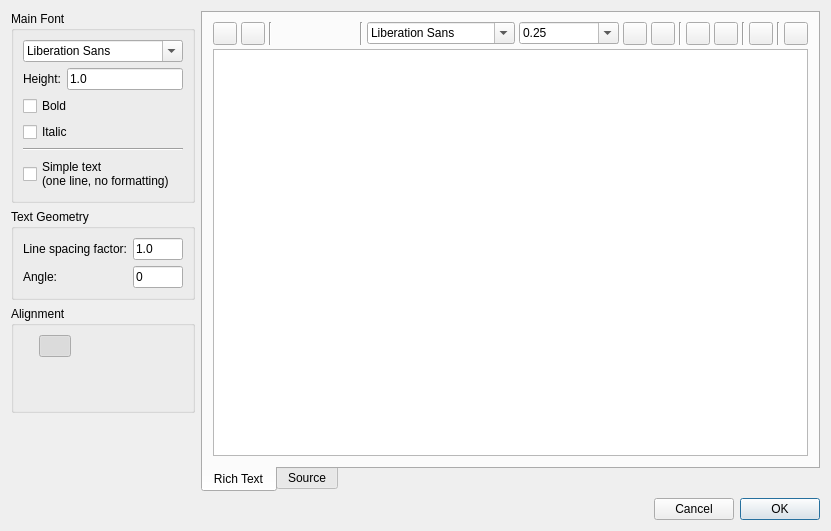
Before: the Qt Designer form scripts/Draw/Text/TextDialog/TextDialog.ui in qcad/qcad, drawn with Qt 5.
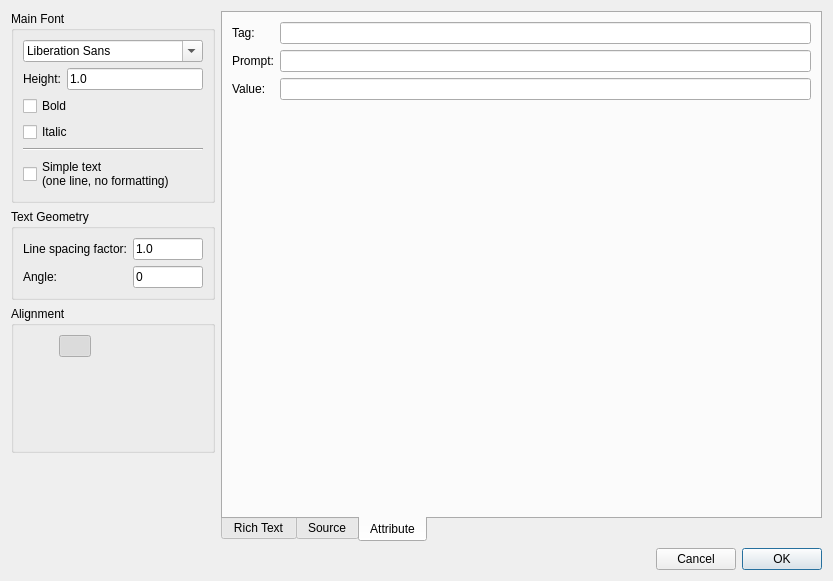
After: the same form once the commit is applied. The open tabs and pages were chosen to show the change. Icons and pictures are not drawn. Custom widgets are drawn as their Qt base class.

Commit message:
add attribute definition construction tool
fix draw menu sort order
add base text alignment to text dialog

What changed in the file:
```diff
--- a/scripts/Draw/Text/TextDialog/TextDialog.ui
+++ b/scripts/Draw/Text/TextDialog/TextDialog.ui
@@ -6,8 +6,8 @@
    <rect>
     <x>0</x>
     <y>0</y>
-    <width>831</width>
-    <height>531</height>
+    <width>833</width>
+    <height>581</height>
    </rect>
   </property>
   <property name="windowTitle">
@@ -32,7 +32,7 @@
          <widget class="QFontComboBox" name="MainFont">
           <property name="minimumSize">
            <size>
-            <width>100</width>
+            <width>180</width>
             <height>0</height>
            </size>
           </property>
@@ -378,7 +378,7 @@
 &lt;html&gt;&lt;head&gt;&lt;meta name=&quot;qrichtext&quot; content=&quot;1&quot; /&gt;&lt;style type=&quot;text/css&quot;&gt;
 p, li { white-space: pre-wrap; }
 &lt;/style&gt;&lt;/head&gt;&lt;body style=&quot; font-family:'Arial'; font-size:10pt; font-weight:400; font-style:normal;&quot;&gt;
-&lt;p style=&quot;-qt-paragraph-type:empty; margin-top:0px; margin-bottom:0px; margin-left:0px; margin-right:0px; -qt-block-indent:0; text-indent:0px;&quot;&gt;&lt;/p&gt;&lt;/body&gt;&lt;/html&gt;</string>
+&lt;p style=&quot;-qt-paragraph-type:empty; margin-top:0px; margin-bottom:0px; margin-left:0px; margin-right:0px; -qt-block-indent:0; text-indent:0px;&quot;&gt;&lt;br /&gt;&lt;/p&gt;&lt;/body&gt;&lt;/html&gt;</string>
            </property>
           </widget>
          </item>
@@ -407,6 +407,81 @@
          </item>
         </layout>
        </widget>
+       <widget class="QWidget" name="tab_3">
+        <attribute name="title">
+         <string>Attribute</string>
+        </attribute>
+        <layout class="QVBoxLayout" name="verticalLayout_4">
+         <item>
+          <layout class="QGridLayout" name="gridLayout_4">
+           <item row="0" column="0">
+            <widget class="QLabel" name="TagLabel">
+             <property name="text">
+              <string>Tag:</string>
+             </property>
+            </widget>
+           </item>
+           <item row="0" column="1">
+            <widget class="QLineEdit" name="AttributeTag">
+             <property name="minimumSize">
+              <size>
+               <width>200</width>
+               <height>0</height>
+              </size>
+             </property>
+            </widget>
+           </item>
+           <item row="1" column="0">
+            <widget class="QLabel" name="PromptLabel">
+             <property name="text">
+              <string>Prompt:</string>
+             </property>
+            </widget>
+           </item>
+           <item row="1" column="1">
+            <widget class="QLineEdit" name="AttributePrompt">
+             <property name="minimumSize">
+              <size>
+               <width>200</width>
+               <height>0</height>
+              </size>
+             </property>
+            </widget>
+           </item>
+           <item row="2" column="0">
+            <widget class="QLabel" name="ValueLabel">
+             <property name="text">
+              <string>Value:</string>
+             </property>
+            </widget>
+           </item>
+           <item row="2" column="1">
+            <widget class="QLineEdit" name="AttributeValue">
+             <property name="minimumSize">
+              <size>
+               <width>200</width>
+               <height>0</height>
+              </size>
+             </property>
+            </widget>
+           </item>
+          </layout>
+         </item>
+         <item>
+          <spacer name="verticalSpacer">
+           <property name="orientation">
+            <enum>Qt::Vertical</enum>
+           </property>
+           <property name="sizeHint" stdset="0">
+            <size>
+             <width>20</width>
+             <height>287</height>
+            </size>
+           </property>
+          </spacer>
+         </item>
+        </layout>
+       </widget>
       </widget>
      </item>
      <item row="1" column="0">
@@ -501,9 +576,73 @@
        </property>
        <layout class="QGridLayout" name="gridLayout_2">
         <property name="spacing">
-         <number>0</number>
+         <number>6</number>
         </property>
-        <item row="0" column="1">
+        <item row="3" column="1">
+         <widget class="QPushButton" name="AlignBottomLeft">
+          <property name="maximumSize">
+           <size>
+            <width>32</width>
+            <height>32</height>
+           </size>
+          </property>
+          <property name="toolTip">
+           <string>Bottom Left</string>
+          </property>
+          <property name="icon">
+           <iconset>
+            <normaloff>AlignBottomLeft.svg</normaloff>AlignBottomLeft.svg</iconset>
+          </property>
+          <property name="iconSize">
+           <size>
+            <width>32</width>
+            <height>32</height>
+           </size>
+          </property>
+          <property name="checkable">
+           <bool>true</bool>
+          </property>
+          <property name="autoExclusive">
+           <bool>true</bool>
+          </property>
+          <property name="flat">
+           <bool>true</bool>
+          </property>
+         </widget>
+        </item>
+        <item row="3" column="2">
+         <widget class="QPushButton" name="AlignBottomCenter">
+          <property name="maximumSize">
+           <size>
+            <width>32</width>
+            <height>32</height>
+           </size>
+          </property>
+          <property name="toolTip">
+           <string>Bottom Center</string>
+          </property>
+          <property name="icon">
+           <iconset>
+            <normaloff>AlignBottomCenter.svg</normaloff>AlignBottomCenter.svg</iconset>
+          </property>
+          <property name="iconSize">
+           <size>
+            <width>32</width>
+            <height>32</height>
+           </size>
+          </property>
+          <property name="checkable">
+           <bool>true</bool>
+          </property>
+          <property name="autoExclusive">
+           <bool>true</bool>
+          </property>
+          <property name="flat">
+           <bool>true</bool>
+          </property>
+         </widget>
+        </item>
+        <item row="0" column="2">
          <widget class="QPushButton" name="AlignTopCenter">
           <property name="maximumSize">
            <size>
@@ -535,7 +674,71 @@
           </property>
          </widget>
         </item>
-        <item row="0" column="0">
+        <item row="1" column="3">
+         <widget class="QPushButton" name="AlignMiddleRight">
+          <property name="maximumSize">
+           <size>
+            <width>32</width>
+            <height>32</height>
+           </size>
+          </property>
+          <property name="toolTip">
+           <string>Middle Right</string>
+          </property>
+          <property name="icon">
+           <iconset>
+            <normaloff>AlignMiddleRight.svg</normaloff>AlignMiddleRight.svg</iconset>
+          </property>
+          <property name="iconSize">
+           <size>
+            <width>32</width>
+            <height>32</height>
+           </size>
+          </property>
+          <property name="checkable">
+           <bool>true</bool>
+          </property>
+          <property name="autoExclusive">
+           <bool>true</bool>
+          </property>
+          <property name="flat">
+           <bool>true</bool>
+          </property>
+         </widget>
+        </item>
+        <item row="2" column="1">
+         <widget class="QPushButton" name="AlignBaseLeft">
+          <property name="maximumSize">
+           <size>
+            <width>32</width>
+            <height>32</height>
+           </size>
+          </property>
+          <property name="toolTip">
+           <string>Base Left</string>
+          </property>
+          <property name="icon">
+           <iconset>
+            <normaloff>AlignBaseLeft.svg</normaloff>AlignBaseLeft.svg</iconset>
+          </property>
+          <property name="iconSize">
+           <size>
+            <width>32</width>
+            <height>32</height>
+           </size>
+          </property>
+          <property name="checkable">
+           <bool>true</bool>
+          </property>
+          <property name="autoExclusive">
+           <bool>true</bool>
+          </property>
+          <property name="flat">
+           <bool>true</bool>
+          </property>
+         </widget>
+        </item>
+        <item row="0" column="1">
          <widget class="QPushButton" name="AlignTopLeft">
           <property name="maximumSize">
            <size>
@@ -570,8 +773,8 @@
           </property>
          </widget>
         </item>
-        <item row="0" column="2">
-         <widget class="QPushButton" name="AlignTopRight">
+        <item row="2" column="2">
+         <widget class="QPushButton" name="AlignBaseCenter">
           <property name="maximumSize">
            <size>
             <width>32</width>
@@ -602,8 +805,8 @@
           </property>
          </widget>
         </item>
-        <item row="2" column="1">
-         <widget class="QPushButton" name="AlignBottomCenter">
+        <item row="2" column="3">
+         <widget class="QPushButton" name="AlignBaseRight">
           <property name="maximumSize">
            <size>
             <width>32</width>
@@ -634,39 +837,7 @@
           </property>
          </widget>
         </item>
-        <item row="1" column="0">
-         <widget class="QPushButton" name="AlignMiddleLeft">
-          <property name="maximumSize">
-           <size>
-            <width>32</width>
-            <height>32</height>
-           </size>
-          </property>
-          <property name="toolTip">
-           <string>Middle Left</string>
-          </property>
-          <property name="icon">
-           <iconset>
-            <normaloff>AlignMiddleLeft.svg</normaloff>AlignMiddleLeft.svg</iconset>
-          </property>
-          <property name="iconSize">
-           <size>
-            <width>32</width>
-            <height>32</height>
-           </size>
-          </property>
-          <property name="checkable">
-           <bool>true</bool>
-          </property>
-          <property name="autoExclusive">
-           <bool>true</bool>
-          </property>
-          <property name="flat">
-           <bool>true</bool>
-          </property>
-         </widget>
-        </item>
-        <item row="1" column="1">
+        <item row="1" column="2">
          <widget class="QPushButton" name="AlignMiddleCenter">
           <property name="maximumSize">
            <size>
@@ -698,71 +869,7 @@
           </property>
          </widget>
         </item>
-        <item row="1" column="2">
-         <widget class="QPushButton" name="AlignMiddleRight">
-          <property name="maximumSize">
-           <size>
-            <width>32</width>
-            <height>32</height>
-           </size>
-          </property>
-          <property name="toolTip">
-           <string>Middle Right</string>
-          </property>
-          <property name="icon">
-           <iconset>
-            <normaloff>AlignMiddleRight.svg</normaloff>AlignMiddleRight.svg</iconset>
-          </property>
-          <property name="iconSize">
-           <size>
-            <width>32</width>
-            <height>32</height>
-           </size>
-          </property>
-          <property name="checkable">
-           <bool>true</bool>
-          </property>
-          <property name="autoExclusive">
-           <bool>true</bool>
-          </property>
-          <property name="flat">
-           <bool>true</bool>
-          </property>
-         </widget>
-        </item>
-        <item row="2" column="0">
-         <widget class="QPushButton" name="AlignBottomLeft">
-          <property name="maximumSize">
-           <size>
-            <width>32</width>
-            <height>32</height>
-           </size>
-          </property>
-          <property name="toolTip">
-           <string>Bottom Left</string>
-          </property>
-          <property name="icon">
-           <iconset>
-            <normaloff>AlignBottomLeft.svg</normaloff>AlignBottomLeft.svg</iconset>
-          </property>
-          <property name="iconSize">
-           <size>
-            <width>32</width>
-            <height>32</height>
-           </size>
-          </property>
-          <property name="checkable">
-           <bool>true</bool>
-          </property>
-          <property name="autoExclusive">
-           <bool>true</bool>
-          </property>
-          <property name="flat">
-           <bool>true</bool>
-          </property>
-         </widget>
-        </item>
-        <item row="2" column="2">
+        <item row="3" column="3">
          <widget class="QPushButton" name="AlignBottomRight">
           <property name="maximumSize">
            <size>
@@ -794,6 +901,96 @@
           </property>
          </widget>
         </item>
+        <item row="1" column="1">
+         <widget class="QPushButton" name="AlignMiddleLeft">
+          <property name="maximumSize">
+           <size>
+            <width>32</width>
+            <height>32</height>
+           </size>
+          </property>
+          <property name="toolTip">
+           <string>Middle Left</string>
+          </property>
+          <property name="icon">
+           <iconset>
+            <normaloff>AlignMiddleLeft.svg</normaloff>AlignMiddleLeft.svg</iconset>
+          </property>
+          <property name="iconSize">
+           <size>
+            <width>32</width>
+            <height>32</height>
+           </size>
+          </property>
+          <property name="checkable">
+           <bool>true</bool>
+          </property>
+          <property name="autoExclusive">
+           <bool>true</bool>
+          </property>
+          <property name="flat">
+           <bool>true</bool>
+          </property>
+         </widget>
+        </item>
+        <item row="0" column="3">
+         <widget class="QPushButton" name="AlignTopRight">
+          <property name="maximumSize">
+           <size>
+            <width>32</width>
+            <height>32</height>
+           </size>
+          </property>
+          <property name="toolTip">
+           <string>Top Right</string>
+          </property>
+          <property name="icon">
+           <iconset>
+            <normaloff>AlignTopRight.svg</normaloff>AlignTopRight.svg</iconset>
+          </property>
+          <property name="iconSize">
+           <size>
+            <width>32</width>
+            <height>32</height>
+           </size>
+          </property>
+          <property name="checkable">
+           <bool>true</bool>
+          </property>
+          <property name="autoExclusive">
+           <bool>true</bool>
+          </property>
+          <property name="flat">
+           <bool>true</bool>
+          </property>
+         </widget>
+        </item>
+        <item row="1" column="4">
+         <spacer name="horizontalSpacer">
+          <property name="orientation">
+           <enum>Qt::Horizontal</enum>
+          </property>
+          <property name="sizeHint" stdset="0">
+           <size>
+            <width>40</width>
+            <height>20</height>
+           </size>
+          </property>
+         </spacer>
+        </item>
+        <item row="1" column="0">
+         <spacer name="horizontalSpacer_4">
+          <property name="orientation">
+           <enum>Qt::Horizontal</enum>
+          </property>
+          <property name="sizeHint" stdset="0">
+           <size>
+            <width>40</width>
+            <height>20</height>
+           </size>
+          </property>
+         </spacer>
+        </item>
        </layout>
       </widget>
      </item>
@@ -814,6 +1011,9 @@
    </item>
    <item>
     <layout class="QHBoxLayout" name="horizontalLayout_3">
+     <property name="sizeConstraint">
+      <enum>QLayout::SetDefaultConstraint</enum>
+     </property>
      <item>
       <spacer name="horizontalSpacer_3">
        <property name="orientation">
```
Left out of the diff: 14 changed lines with no effect on the pictures. The commit also changes 35 other files.
